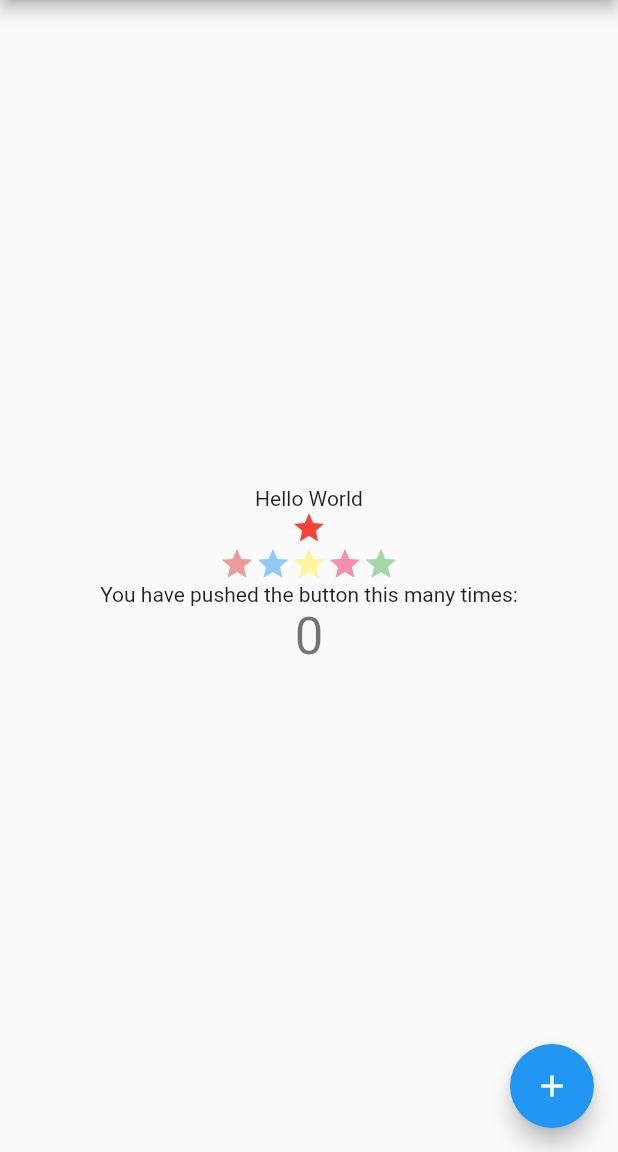
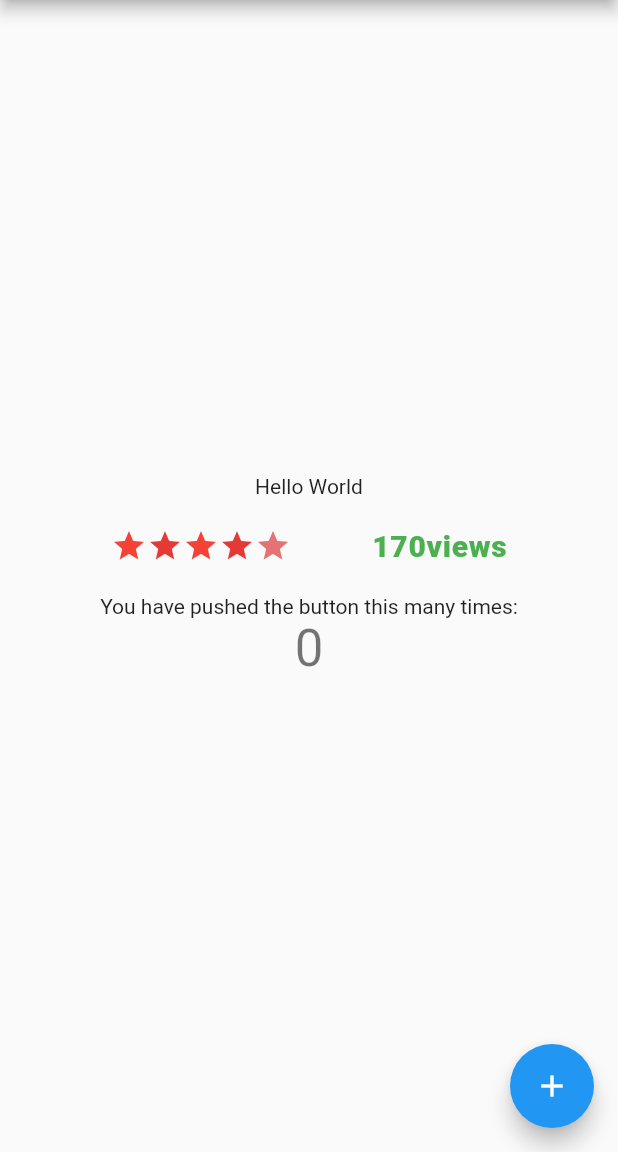
Before and after one commit to zhenyea/flutter_app, a Flutter app: the screen it shows after launch, on a phone screen of 412 x 824 dp, the part 84-1236 px from its top. Run offline on Flutter 3.47's test engine with Material 2 defaults, Android fonts, the phone set to English and light mode, and no system bars.

Commit message:
创建变量控件

```diff
--- a/lib/main.dart
+++ b/lib/main.dart
@@ -92,19 +92,21 @@ class _MyHomePageState extends State<MyHomePage> {
           mainAxisAlignment: MainAxisAlignment.center,
           children: <Widget>[
             Center(child: Text("Hello World")),
-            Icon(Icons.star, color: Colors.red[500]),
-          Row(
-            mainAxisSize: MainAxisSize.min,
-            children: <Widget>[
-              Icon(Icons.star,color: Colors.red[200],),
-              Icon(Icons.star,color:Colors.blue[200],),
-              Icon(Icons.star,color:Colors.yellow[200],),
-              Icon(Icons.star,color:Colors.pink[200],),
-              Icon(Icons.star,color: Colors.green[200],),
+      rating,
+//            Icon(Icons.star, color: Colors.red[500]),
+//          Row(
+//            mainAxisSize: MainAxisSize.min,
+//            children: <Widget>[
+//              Icon(Icons.star,color: Colors.red[200],),
+//              Icon(Icons.star,color:Colors.blue[200],),
+//              Icon(Icons.star,color:Colors.yellow[200],),
+//              Icon(Icons.star,color:Colors.pink[200],),
+//              Icon(Icons.star,color: Colors.green[200],),
+//
+//            ],
+//
+//          ),
 
-            ],
-
-          ),
 
 
 //            Row(
@@ -151,6 +153,50 @@ class _MyHomePageState extends State<MyHomePage> {
         tooltip: 'Increment',
         child: Icon(Icons.add),
       ), // This trailing comma makes auto-formatting nicer for build methods.
+
+
     );
+
+
   }
+  static var stars = Row(
+    mainAxisSize: MainAxisSize.min,
+    children:[
+      Icon(Icons.star,color: Colors.red[500],),
+      Icon(Icons.star,color:Colors.red[600]),
+      Icon(Icons.star,color:Colors.red[500]),
+      Icon(Icons.star,color:Colors.red[600]),
+      Icon(Icons.star,color:Colors.red[300])
+
+
+    ],
+  );
+
+  final rating = Container(
+      padding: EdgeInsets.all(20),
+      child: Row(
+        mainAxisAlignment: MainAxisAlignment.spaceEvenly,
+        children:[
+           stars,
+          Text(
+            '170views',
+            style: TextStyle(
+              color: Colors.green,
+              fontWeight: FontWeight.w800,
+              fontFamily: 'Roboto',
+              letterSpacing: 0.5,
+              fontSize: 20,
+            ),
+
+          )
+
+
+        ],
+
+      )
+
+  );
+
+
+
 }
```
